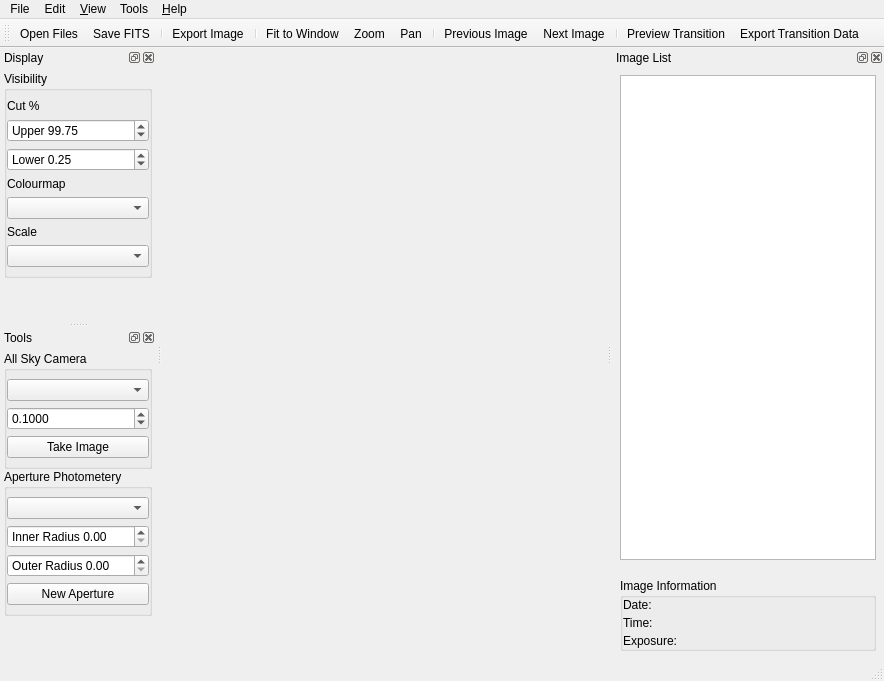
This is ui/viewer.ui in badders/pyfitsview as Qt 5 draws it before an edit. The edited form follows.
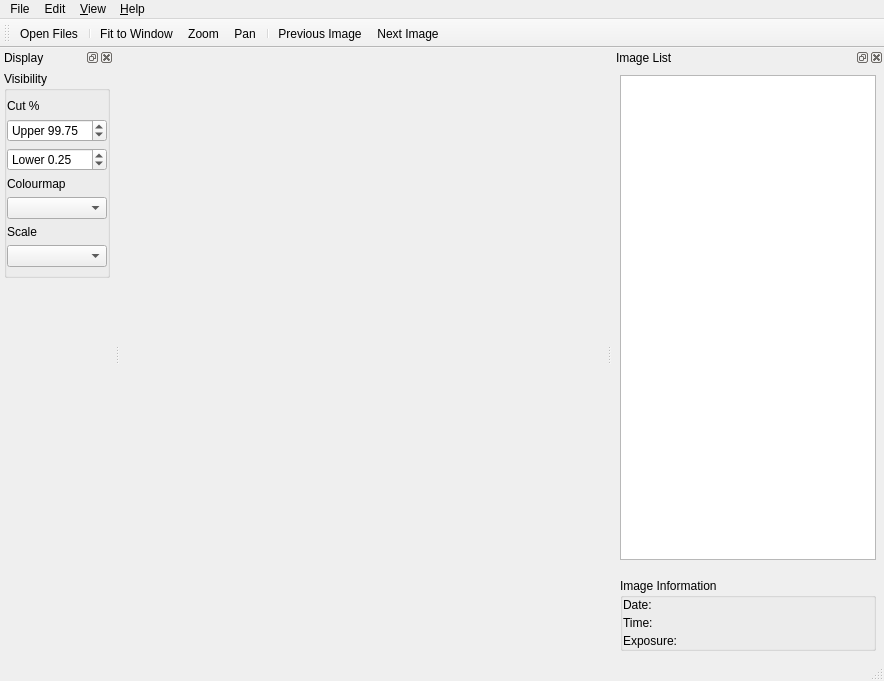
This is the edited form. Icons and pictures are not drawn.

Patch:
```diff
--- a/ui/viewer.ui
+++ b/ui/viewer.ui
@@ -92,17 +92,9 @@
     <addaction name="actionPrevious"/>
     <addaction name="actionNext"/>
    </widget>
-   <widget class="QMenu" name="menuTools">
-    <property name="title">
-     <string>Tools</string>
-    </property>
-    <addaction name="actionPreviewTransition"/>
-    <addaction name="actionExportTransitionData"/>
-   </widget>
    <addaction name="menuFile"/>
    <addaction name="menuEdit"/>
    <addaction name="menu_View"/>
-   <addaction name="menuTools"/>
    <addaction name="menuHelp"/>
   </widget>
   <widget class="QToolBar" name="toolBar">
@@ -122,9 +114,6 @@
     <bool>false</bool>
    </attribute>
    <addaction name="actionOpen"/>
-   <addaction name="actionSave"/>
-   <addaction name="separator"/>
-   <addaction name="actionExport"/>
    <addaction name="separator"/>
    <addaction name="actionFit_to_Window"/>
    <addaction name="actionZoom"/>
@@ -132,9 +121,6 @@
    <addaction name="separator"/>
    <addaction name="actionPrevious"/>
    <addaction name="actionNext"/>
-   <addaction name="separator"/>
-   <addaction name="actionPreviewTransition"/>
-   <addaction name="actionExportTransitionData"/>
   </widget>
   <widget class="QDockWidget" name="displayDock">
    <property name="features">
@@ -466,197 +452,6 @@
     </layout>
    </widget>
   </widget>
-  <widget class="QDockWidget" name="toolsDock">
-   <property name="enabled">
-    <bool>true</bool>
-   </property>
-   <property name="features">
-    <set>QDockWidget::DockWidgetClosable|QDockWidget::DockWidgetFloatable</set>
-   </property>
-   <property name="allowedAreas">
-    <set>Qt::LeftDockWidgetArea|Qt::RightDockWidgetArea</set>
-   </property>
-   <property name="windowTitle">
-    <string>Tools</string>
-   </property>
-   <attribute name="dockWidgetArea">
-    <number>1</number>
-   </attribute>
-   <widget class="QWidget" name="dockWidgetContents">
-    <layout class="QVBoxLayout" name="verticalLayout">
-     <property name="spacing">
-      <number>0</number>
-     </property>
-     <property name="margin">
-      <number>4</number>
-     </property>
-     <item>
-      <widget class="QGroupBox" name="allSkyControls">
-       <property name="sizePolicy">
-        <sizepolicy hsizetype="Preferred" vsizetype="Fixed">
-         <horstretch>0</horstretch>
-         <verstretch>0</verstretch>
-        </sizepolicy>
-       </property>
-       <property name="title">
-        <string>All Sky Camera</string>
-       </property>
-       <property name="alignment">
-        <set>Qt::AlignLeading|Qt::AlignLeft|Qt::AlignTop</set>
-       </property>
-       <property name="flat">
-        <bool>true</bool>
-       </property>
-       <property name="checkable">
-        <bool>false</bool>
-       </property>
-       <property name="checked">
-        <bool>false</bool>
-       </property>
-       <layout class="QVBoxLayout" name="verticalLayout_8">
-        <property name="spacing">
-         <number>-1</number>
-        </property>
-        <property name="leftMargin">
-         <number>0</number>
-        </property>
-        <property name="topMargin">
-         <number>8</number>
-        </property>
-        <property name="rightMargin">
-         <number>0</number>
-        </property>
-        <property name="bottomMargin">
-         <number>8</number>
-        </property>
-        <item>
-         <widget class="QComboBox" name="portChoice">
-          <property name="sizePolicy">
-           <sizepolicy hsizetype="Minimum" vsizetype="Fixed">
-            <horstretch>0</horstretch>
-            <verstretch>0</verstretch>
-           </sizepolicy>
-          </property>
-         </widget>
-        </item>
-        <item>
-         <widget class="QDoubleSpinBox" name="exposureTime">
-          <property name="decimals">
-           <number>4</number>
-          </property>
-          <property name="maximum">
-           <double>653.359900000000039</double>
-          </property>
-          <property name="value">
-           <double>0.100000000000000</double>
-          </property>
-         </widget>
-        </item>
-        <item>
-         <widget class="QPushButton" name="takeImage">
-          <property name="text">
-           <string>Take Image</string>
-          </property>
-         </widget>
-        </item>
-       </layout>
-      </widget>
-     </item>
-     <item>
-      <widget class="QGroupBox" name="apertureTools">
-       <property name="sizePolicy">
-        <sizepolicy hsizetype="Preferred" vsizetype="Fixed">
-         <horstretch>0</horstretch>
-         <verstretch>0</verstretch>
-        </sizepolicy>
-       </property>
-       <property name="title">
-        <string>Aperture Photometery</string>
-       </property>
-       <property name="alignment">
-        <set>Qt::AlignLeading|Qt::AlignLeft|Qt::AlignTop</set>
-       </property>
-       <property name="flat">
-        <bool>true</bool>
-       </property>
-       <property name="checkable">
-        <bool>false</bool>
-       </property>
-       <layout class="QVBoxLayout" name="verticalLayout_3">
-        <property name="leftMargin">
-         <number>0</number>
-        </property>
-        <property name="topMargin">
-         <number>8</number>
-        </property>
-        <property name="rightMargin">
-         <number>0</number>
-        </property>
-        <property name="bottomMargin">
-         <number>8</number>
-        </property>
-        <item>
-         <widget class="QComboBox" name="apertureList">
-          <property name="sizePolicy">
-           <sizepolicy hsizetype="Minimum" vsizetype="Fixed">
-            <horstretch>0</horstretch>
-            <verstretch>0</verstretch>
-           </sizepolicy>
-          </property>
-          <property name="duplicatesEnabled">
-           <bool>true</bool>
-          </property>
-         </widget>
-        </item>
-        <item>
-         <widget class="QDoubleSpinBox" name="apertureRadius">
-          <property name="alignment">
-           <set>Qt::AlignLeading|Qt::AlignLeft|Qt::AlignVCenter</set>
-          </property>
-          <property name="buttonSymbols">
-           <enum>QAbstractSpinBox::UpDownArrows</enum>
-          </property>
-          <property name="prefix">
-           <string>Inner Radius </string>
-          </property>
-          <property name="maximum">
-           <double>1000.000000000000000</double>
-          </property>
-         </widget>
-        </item>
-        <item>
-         <widget class="QDoubleSpinBox" name="apertureBGRadius">
-          <property name="prefix">
-           <string>Outer Radius </string>
-          </property>
-         </widget>
-        </item>
-        <item>
-         <widget class="QPushButton" name="apertureCreate">
-          <property name="text">
-           <string>New Aperture</string>
-          </property>
-         </widget>
-        </item>
-       </layout>
-      </widget>
-     </item>
-     <item>
-      <spacer name="verticalSpacer_2">
-       <property name="orientation">
-        <enum>Qt::Vertical</enum>
-       </property>
-       <property name="sizeHint" stdset="0">
-        <size>
-         <width>20</width>
-         <height>40</height>
-        </size>
-       </property>
-      </spacer>
-     </item>
-    </layout>
-   </widget>
-  </widget>
   <action name="actionQuit">
    <property name="icon">
     <iconset>
```
Left out of the diff: 52 changed lines with no effect on the pictures.
